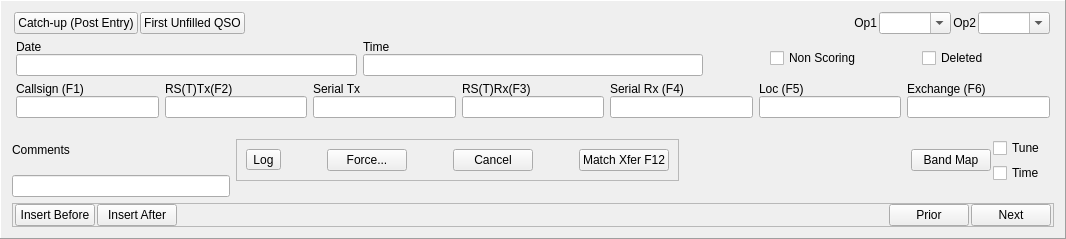
The window that mqt/MqtLogger/qsologframe.ui (zsteva/backup-minos2) describes before a commit, drawn with Qt 5.
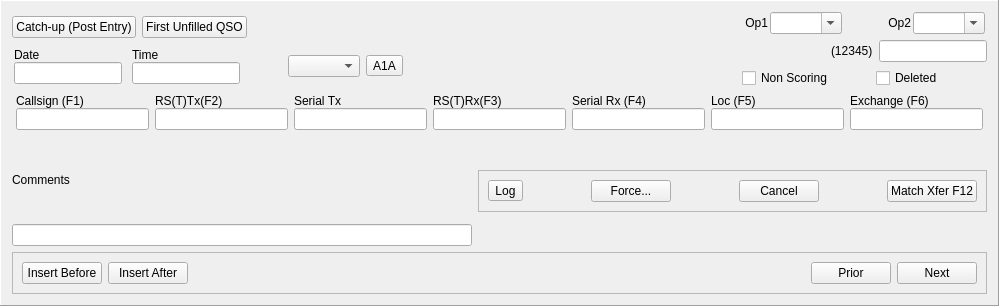
The same window after the commit.

```diff
--- a/mqt/MqtLogger/qsologframe.ui
+++ b/mqt/MqtLogger/qsologframe.ui
@@ -6,8 +6,8 @@
    <rect>
     <x>0</x>
     <y>0</y>
-    <width>1066</width>
-    <height>239</height>
+    <width>999</width>
+    <height>306</height>
    </rect>
   </property>
   <property name="windowTitle">
@@ -22,24 +22,15 @@
   <property name="midLineWidth">
    <number>1</number>
   </property>
-  <layout class="QGridLayout" name="gridLayout">
-   <item row="0" column="0">
-    <layout class="QVBoxLayout" name="verticalLayout_20">
+  <layout class="QHBoxLayout" name="horizontalLayout_12">
      <item>
-      <layout class="QHBoxLayout" name="horizontalLayout_20">
+    <layout class="QVBoxLayout" name="verticalLayout_14">
        <item>
-        <layout class="QVBoxLayout" name="verticalLayout_19">
+      <layout class="QHBoxLayout" name="horizontalLayout_9">
+       <item>
+        <layout class="QVBoxLayout" name="verticalLayout_11">
          <item>
           <layout class="QHBoxLayout" name="horizontalLayout_4">
-           <property name="spacing">
-            <number>2</number>
-           </property>
-           <property name="leftMargin">
-            <number>2</number>
-           </property>
-           <property name="rightMargin">
-            <number>2</number>
-           </property>
            <item>
             <widget class="QPushButton" name="CatchupButton">
              <property name="focusPolicy">
@@ -73,6 +64,117 @@
              </property>
             </spacer>
            </item>
+          </layout>
+         </item>
+         <item>
+          <layout class="QHBoxLayout" name="horizontalLayout_6">
+           <item>
+            <layout class="QVBoxLayout" name="verticalLayout_2">
+             <property name="spacing">
+              <number>0</number>
+             </property>
+             <property name="leftMargin">
+              <number>2</number>
+             </property>
+             <property name="rightMargin">
+              <number>2</number>
+             </property>
+             <item>
+              <widget class="QLabel" name="label">
+               <property name="text">
+                <string>Date</string>
+               </property>
+              </widget>
+             </item>
+             <item>
+              <widget class="QLineEdit" name="DateEdit">
+               <property name="focusPolicy">
+                <enum>Qt::ClickFocus</enum>
+               </property>
+              </widget>
+             </item>
+            </layout>
+           </item>
+           <item>
+            <layout class="QVBoxLayout" name="verticalLayout_12">
+             <property name="spacing">
+              <number>0</number>
+             </property>
+             <property name="leftMargin">
+              <number>2</number>
+             </property>
+             <property name="rightMargin">
+              <number>2</number>
+             </property>
+             <item>
+              <widget class="QLabel" name="label_2">
+               <property name="text">
+                <string>Time</string>
+               </property>
+              </widget>
+             </item>
+             <item>
+              <widget class="QLineEdit" name="TimeEdit">
+               <property name="focusPolicy">
+                <enum>Qt::ClickFocus</enum>
+               </property>
+              </widget>
+             </item>
+            </layout>
+           </item>
+           <item>
+            <layout class="QHBoxLayout" name="horizontalLayout_2">
+             <item>
+              <spacer name="horizontalSpacer_2">
+               <property name="orientation">
+                <enum>Qt::Horizontal</enum>
+               </property>
+               <property name="sizeHint" stdset="0">
+                <size>
+                 <width>40</width>
+                 <height>20</height>
+                </size>
+               </property>
+              </spacer>
+             </item>
+             <item>
+              <widget class="QComboBox" name="ModeComboBoxGJV">
+               <property name="focusPolicy">
+                <enum>Qt::ClickFocus</enum>
+               </property>
+              </widget>
+             </item>
+             <item>
+              <widget class="QToolButton" name="ModeButton">
+               <property name="focusPolicy">
+                <enum>Qt::ClickFocus</enum>
+               </property>
+               <property name="text">
+                <string>A1A</string>
+               </property>
+              </widget>
+             </item>
+            </layout>
+           </item>
+          </layout>
+         </item>
+        </layout>
+       </item>
+       <item>
+        <spacer name="horizontalSpacer_5">
+         <property name="orientation">
+          <enum>Qt::Horizontal</enum>
+         </property>
+         <property name="sizeHint" stdset="0">
+          <size>
+           <width>40</width>
+           <height>20</height>
+          </size>
+         </property>
+        </spacer>
+       </item>
+       <item>
+        <layout class="QVBoxLayout" name="verticalLayout_13">
            <item>
             <layout class="QHBoxLayout" name="horizontalLayout">
              <property name="spacing">
@@ -126,73 +228,48 @@
              </item>
             </layout>
            </item>
-          </layout>
-         </item>
-         <item>
-          <layout class="QHBoxLayout" name="horizontalLayout_13">
-           <item>
-            <layout class="QVBoxLayout" name="verticalLayout_15">
              <item>
               <layout class="QHBoxLayout" name="horizontalLayout_5">
-               <property name="spacing">
-                <number>2</number>
-               </property>
-               <property name="leftMargin">
-                <number>2</number>
-               </property>
-               <property name="rightMargin">
-                <number>2</number>
-               </property>
                <item>
-                <layout class="QVBoxLayout" name="verticalLayout_2">
-                 <property name="spacing">
-                  <number>0</number>
-                 </property>
-                 <property name="leftMargin">
-                  <number>2</number>
-                 </property>
-                 <property name="rightMargin">
-                  <number>2</number>
-                 </property>
+            <spacer name="horizontalSpacer_4">
+             <property name="orientation">
+              <enum>Qt::Horizontal</enum>
+             </property>
+             <property name="sizeHint" stdset="0">
+              <size>
+               <width>40</width>
+               <height>20</height>
+              </size>
+             </property>
+            </spacer>
+           </item>
                  <item>
-                  <widget class="QLabel" name="label">
+            <widget class="QLabel" name="DistSt">
                    <property name="text">
-                    <string>Date</string>
-                   </property>
-                  </widget>
-                 </item>
-                 <item>
-                  <widget class="QLineEdit" name="DateEdit">
-                   <property name="focusPolicy">
-                    <enum>Qt::ClickFocus</enum>
-                   </property>
-                  </widget>
-                 </item>
-                </layout>
-               </item>
-               <item>
-                <layout class="QVBoxLayout" name="verticalLayout_12">
-                 <property name="spacing">
+              <string>(12345)</string>
+             </property>
+             <property name="margin">
                   <number>0</number>
                  </property>
-                 <property name="leftMargin">
-                  <number>2</number>
-                 </property>
-                 <property name="rightMargin">
-                  <number>2</number>
-                 </property>
-                 <item>
-                  <widget class="QLabel" name="label_2">
-                   <property name="text">
-                    <string>Time</string>
-                   </property>
                   </widget>
                  </item>
                  <item>
-                  <widget class="QLineEdit" name="TimeEdit">
+            <widget class="QLineEdit" name="BrgSt">
+             <property name="sizePolicy">
+              <sizepolicy hsizetype="Preferred" vsizetype="Fixed">
+               <horstretch>0</horstretch>
+               <verstretch>0</verstretch>
+              </sizepolicy>
+             </property>
                    <property name="focusPolicy">
                     <enum>Qt::ClickFocus</enum>
                    </property>
+             <property name="maxLength">
+              <number>5</number>
+             </property>
+             <property name="frame">
+              <bool>true</bool>
+             </property>
                   </widget>
                  </item>
                 </layout>
@@ -273,17 +350,6 @@
              </item>
             </layout>
            </item>
-          </layout>
-         </item>
-        </layout>
-       </item>
-       <item>
-        <layout class="QHBoxLayout" name="horizontalLayout_19"/>
-       </item>
-      </layout>
-     </item>
-     <item>
-      <layout class="QVBoxLayout" name="verticalLayout_18">
        <item>
         <layout class="QHBoxLayout" name="horizontalLayout_7">
          <property name="spacing">
@@ -490,7 +556,7 @@
         </layout>
        </item>
        <item>
-        <layout class="QHBoxLayout" name="horizontalLayout_9">
+      <layout class="QHBoxLayout" name="horizontalLayout_11">
          <item>
           <layout class="QVBoxLayout" name="verticalLayout_10">
            <property name="spacing">
@@ -513,7 +579,7 @@
           </layout>
          </item>
          <item>
-          <layout class="QVBoxLayout" name="verticalLayout_14">
+        <layout class="QVBoxLayout" name="verticalLayout">
            <item>
             <spacer name="verticalSpacer">
              <property name="orientation">
@@ -521,8 +587,8 @@
              </property>
              <property name="sizeHint" stdset="0">
               <size>
-               <width>20</width>
-               <height>40</height>
+             <width>288</width>
+             <height>22</height>
               </size>
              </property>
             </spacer>
@@ -640,73 +706,14 @@
              </property>
              <property name="sizeHint" stdset="0">
               <size>
-               <width>20</width>
-               <height>40</height>
+             <width>509</width>
+             <height>23</height>
               </size>
              </property>
             </spacer>
            </item>
           </layout>
          </item>
-         <item>
-          <spacer name="horizontalSpacer_9">
-           <property name="orientation">
-            <enum>Qt::Horizontal</enum>
-           </property>
-           <property name="sizeHint" stdset="0">
-            <size>
-             <width>40</width>
-             <height>20</height>
-            </size>
-           </property>
-          </spacer>
-         </item>
-         <item>
-          <widget class="QFrame" name="bandMapFrame">
-           <layout class="QHBoxLayout" name="BandMapLayout">
-            <property name="spacing">
-             <number>2</number>
-            </property>
-            <item>
-             <widget class="QPushButton" name="BandMapButton">
-              <property name="focusPolicy">
-               <enum>Qt::ClickFocus</enum>
-              </property>
-              <property name="text">
-               <string>Band Map</string>
-              </property>
-             </widget>
-            </item>
-            <item>
-             <layout class="QVBoxLayout" name="verticalLayout_11">
-              <property name="spacing">
-               <number>0</number>
-              </property>
-              <item>
-               <widget class="QCheckBox" name="AutoBandmapTune">
-                <property name="focusPolicy">
-                 <enum>Qt::ClickFocus</enum>
-                </property>
-                <property name="text">
-                 <string>Tune</string>
-                </property>
-               </widget>
-              </item>
-              <item>
-               <widget class="QCheckBox" name="AutoBandmapTime">
-                <property name="focusPolicy">
-                 <enum>Qt::ClickFocus</enum>
-                </property>
-                <property name="text">
-                 <string>Time</string>
-                </property>
-               </widget>
-              </item>
-             </layout>
-            </item>
-           </layout>
-          </widget>
-         </item>
         </layout>
        </item>
        <item>
@@ -718,21 +725,6 @@
           <enum>QFrame::Raised</enum>
          </property>
          <layout class="QHBoxLayout" name="horizontalLayout_8">
-          <property name="spacing">
-           <number>2</number>
-          </property>
-          <property name="leftMargin">
-           <number>2</number>
-          </property>
-          <property name="topMargin">
-           <number>0</number>
-          </property>
-          <property name="rightMargin">
-           <number>2</number>
-          </property>
-          <property name="bottomMargin">
-           <number>0</number>
-          </property>
           <item>
            <widget class="QPushButton" name="InsertBeforeButton">
             <property name="focusPolicy">
@@ -788,8 +780,6 @@
           </item>
          </layout>
         </widget>
-       </item>
-      </layout>
      </item>
     </layout>
    </item>
```
Lines whose indentation alone changed are shown as unchanged.
